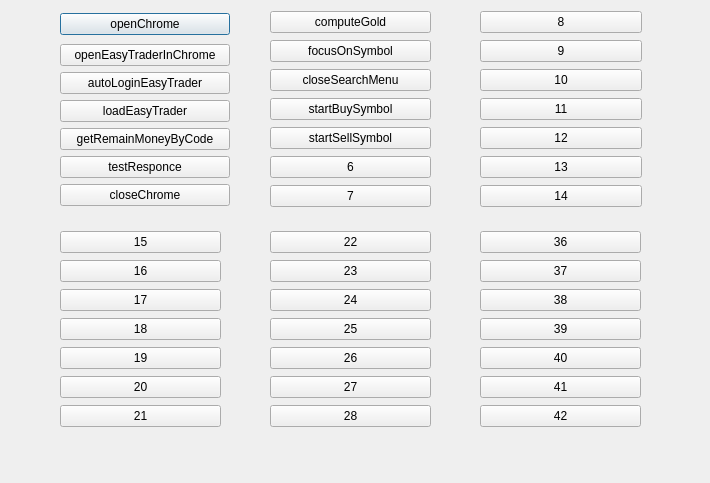
Before: the Qt Designer form Codes/mofidBroker/easytraderdialog.ui in vahidbk/FATS, drawn with Qt 5.
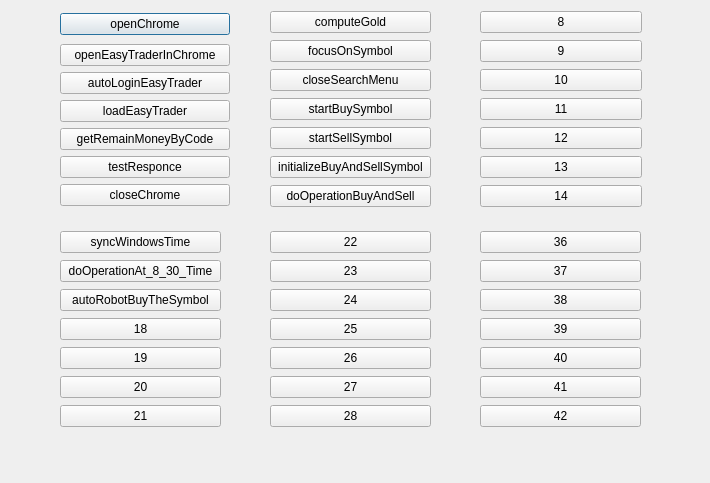
After: the same form once the commit is applied.

Diff of the .ui file:
```diff
--- a/Codes/mofidBroker/easytraderdialog.ui
+++ b/Codes/mofidBroker/easytraderdialog.ui
@@ -126,14 +126,14 @@
     <item>
      <widget class="QPushButton" name="pushButton_6">
       <property name="text">
-       <string>6</string>
+       <string>initializeBuyAndSellSymbol</string>
       </property>
      </widget>
     </item>
     <item>
      <widget class="QPushButton" name="pushButton_7">
       <property name="text">
-       <string>7</string>
+       <string>doOperationBuyAndSell</string>
       </property>
      </widget>
     </item>
@@ -152,21 +152,21 @@
     <item>
      <widget class="QPushButton" name="pushButton_15">
       <property name="text">
-       <string>15</string>
+       <string>syncWindowsTime</string>
       </property>
      </widget>
     </item>
     <item>
      <widget class="QPushButton" name="pushButton_16">
       <property name="text">
-       <string>16</string>
+       <string>doOperationAt_8_30_Time</string>
       </property>
      </widget>
     </item>
     <item>
      <widget class="QPushButton" name="pushButton_17">
       <property name="text">
-       <string>17</string>
+       <string>autoRobotBuyTheSymbol</string>
       </property>
      </widget>
     </item>
```
Left out of the diff: 10 changed lines with no effect on the pictures.
